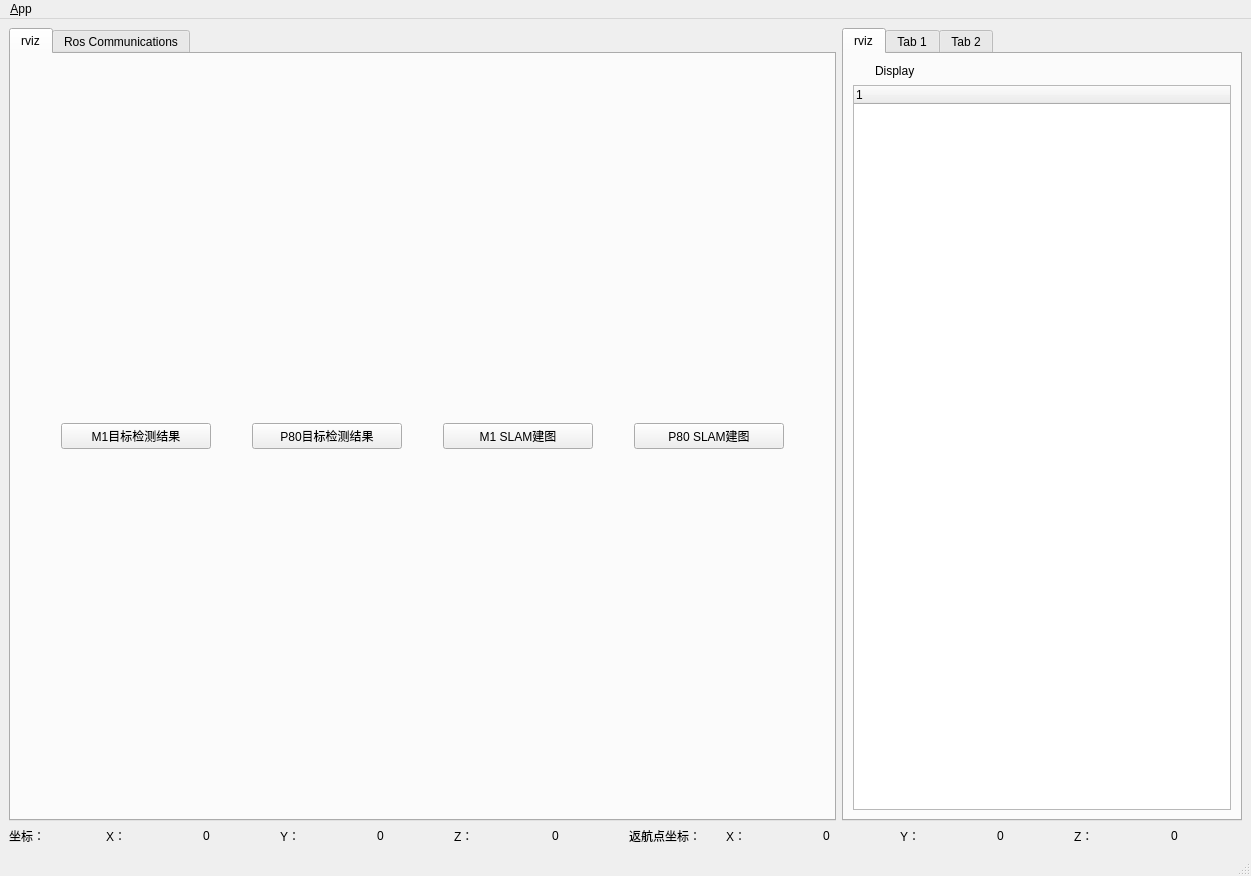
Old version of the form ui/main_window.ui in the repository Schwarze-Katze/detection-tuning-panel.
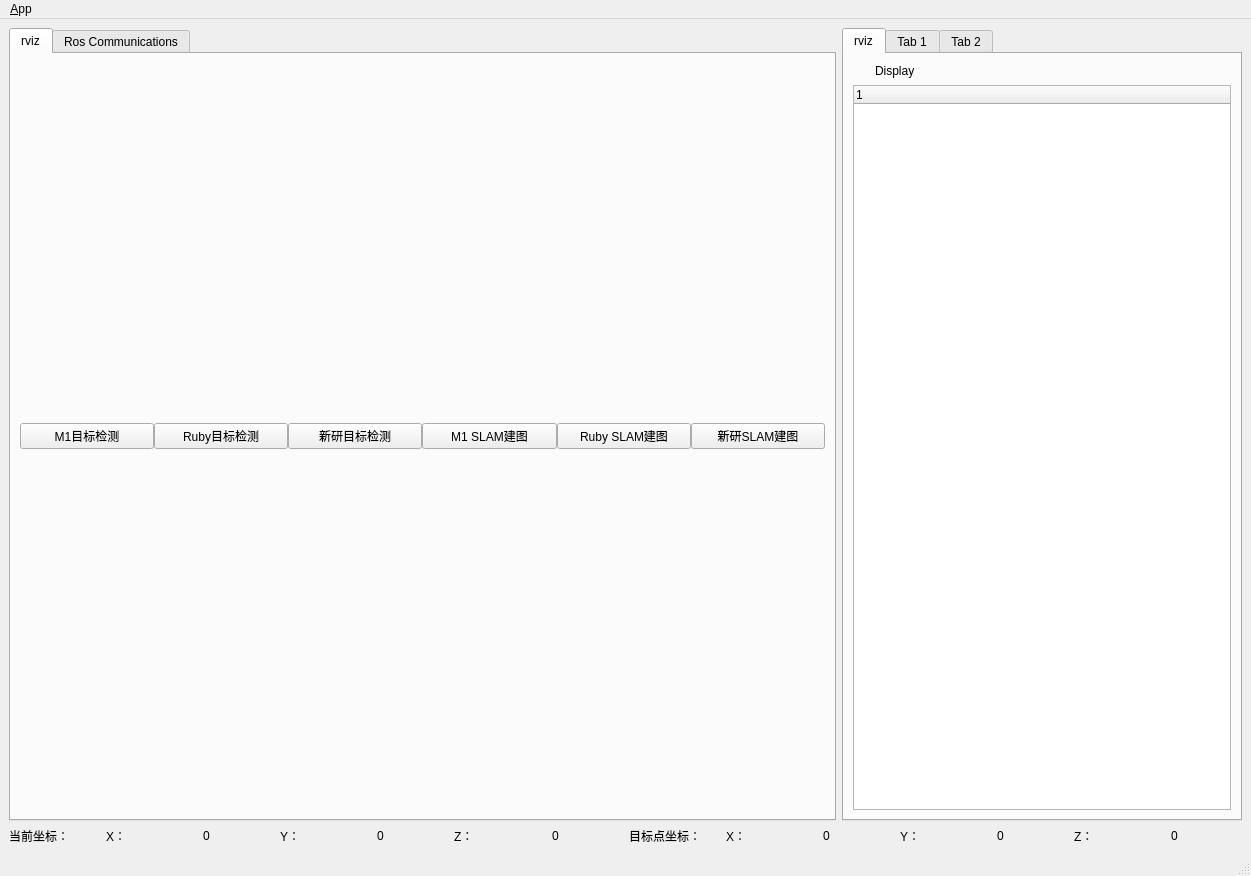
New version of the form. Icons and pictures are not drawn.

Patch:
```diff
--- a/ui/main_window.ui
+++ b/ui/main_window.ui
@@ -62,7 +62,7 @@
                   </property>
                   <property name="minimumSize">
                    <size>
-                    <width>150</width>
+                    <width>120</width>
                     <height>0</height>
                    </size>
                   </property>
@@ -73,7 +73,7 @@
                    </size>
                   </property>
                   <property name="text">
-                   <string>M1目标检测结果</string>
+                   <string>M1目标检测</string>
                   </property>
                   <property name="icon">
                    <iconset resource="../resources/images.qrc">
@@ -85,7 +85,30 @@
                  <widget class="QPushButton" name="p80_det_btn">
                   <property name="minimumSize">
                    <size>
+                    <width>120</width>
+                    <height>0</height>
+                   </size>
+                  </property>
+                  <property name="maximumSize">
+                   <size>
                     <width>150</width>
+                    <height>16777215</height>
+                   </size>
+                  </property>
+                  <property name="text">
+                   <string>Ruby目标检测</string>
+                  </property>
+                  <property name="icon">
+                   <iconset resource="../resources/images.qrc">
+                    <normaloff>:/images/visibility.svg</normaloff>:/images/visibility.svg</iconset>
+                  </property>
+                 </widget>
+                </item>
+                <item>
+                 <widget class="QPushButton" name="pushButton">
+                  <property name="minimumSize">
+                   <size>
+                    <width>120</width>
                     <height>0</height>
                    </size>
                   </property>
@@ -96,7 +119,7 @@
                    </size>
                   </property>
                   <property name="text">
-                   <string>P80目标检测结果</string>
+                   <string>新研目标检测</string>
                   </property>
                   <property name="icon">
                    <iconset resource="../resources/images.qrc">
@@ -108,7 +131,7 @@
                  <widget class="QPushButton" name="m1_slam_btn">
                   <property name="minimumSize">
                    <size>
-                    <width>150</width>
+                    <width>120</width>
                     <height>0</height>
                    </size>
                   </property>
@@ -131,7 +154,30 @@
                  <widget class="QPushButton" name="p80_slam_btn">
                   <property name="minimumSize">
                    <size>
+                    <width>120</width>
+                    <height>0</height>
+                   </size>
+                  </property>
+                  <property name="maximumSize">
+                   <size>
                     <width>150</width>
+                    <height>16777215</height>
+                   </size>
+                  </property>
+                  <property name="text">
+                   <string>Ruby SLAM建图</string>
+                  </property>
+                  <property name="icon">
+                   <iconset resource="../resources/images.qrc">
+                    <normaloff>:/images/Slam.png</normaloff>:/images/Slam.png</iconset>
+                  </property>
+                 </widget>
+                </item>
+                <item>
+                 <widget class="QPushButton" name="pushButton_2">
+                  <property name="minimumSize">
+                   <size>
+                    <width>120</width>
                     <height>0</height>
                    </size>
                   </property>
@@ -142,7 +188,7 @@
                    </size>
                   </property>
                   <property name="text">
-                   <string>P80 SLAM建图</string>
+                   <string>新研SLAM建图</string>
                   </property>
                   <property name="icon">
                    <iconset resource="../resources/images.qrc">
@@ -833,8 +879,11 @@
        <layout class="QHBoxLayout" name="horizontalLayout_14">
         <item>
          <widget class="QLabel" name="label_14">
+          <property name="enabled">
+           <bool>true</bool>
+          </property>
           <property name="text">
-           <string>坐标：</string>
+           <string>当前坐标：</string>
           </property>
          </widget>
         </item>
@@ -919,7 +968,7 @@
         <item>
          <widget class="QLabel" name="label_20">
           <property name="text">
-           <string>返航点坐标：</string>
+           <string>目标点坐标：</string>
           </property>
          </widget>
         </item>
```
Left out of the diff: 10 changed lines with no effect on the pictures.
